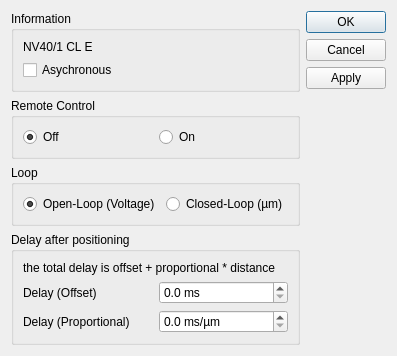
This is PiezosystemJena_NV40_1/dialogPiezosystemJena_NV40_1.ui in itom-project/plugins as Qt 5 draws it before an edit. The edited form follows.
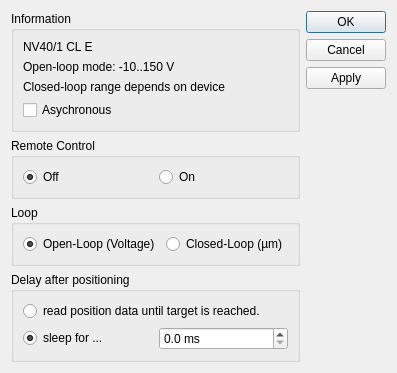
This is the edited form.

Commit message: updates and fixes in PiezosystemJena_NV40_1: first working version with fully feature support.

```diff
--- a/PiezosystemJena_NV40_1/dialogPiezosystemJena_NV40_1.ui
+++ b/PiezosystemJena_NV40_1/dialogPiezosystemJena_NV40_1.ui
@@ -6,8 +6,8 @@
    <rect>
     <x>0</x>
     <y>0</y>
-    <width>363</width>
-    <height>340</height>
+    <width>362</width>
+    <height>329</height>
    </rect>
   </property>
   <property name="windowTitle">
@@ -22,7 +22,7 @@
         <string>Information</string>
        </property>
        <layout class="QGridLayout" name="gridLayout_2">
-        <item row="1" column="0">
+        <item row="3" column="0">
          <widget class="QCheckBox" name="checkAsync">
           <property name="text">
            <string>Asychronous</string>
@@ -42,6 +42,20 @@
           </property>
          </widget>
         </item>
+        <item row="1" column="0">
+         <widget class="QLabel" name="label">
+          <property name="text">
+           <string>Open-loop mode: -10..150 V</string>
+          </property>
+         </widget>
+        </item>
+        <item row="2" column="0">
+         <widget class="QLabel" name="label_2">
+          <property name="text">
+           <string>Closed-loop range depends on device</string>
+          </property>
+         </widget>
+        </item>
        </layout>
       </widget>
      </item>
@@ -109,23 +123,6 @@
         <string>Delay after positioning</string>
        </property>
        <layout class="QGridLayout" name="gridLayout">
-        <item row="0" column="0" colspan="2">
-         <widget class="QLabel" name="label_5">
-          <property name="text">
-           <string>the total delay is offset + proportional * distance</string>
-          </property>
-          <property name="wordWrap">
-           <bool>true</bool>
-          </property>
-         </widget>
-        </item>
-        <item row="1" column="0">
-         <widget class="QLabel" name="label_3">
-          <property name="text">
-           <string>Delay (Offset)</string>
-          </property>
-         </widget>
-        </item>
         <item row="1" column="1">
          <widget class="QDoubleSpinBox" name="spinDelayOffset">
           <property name="suffix">
@@ -142,26 +139,20 @@
           </property>
          </widget>
         </item>
-        <item row="2" column="0">
-         <widget class="QLabel" name="label_4">
+        <item row="0" column="0" colspan="2">
+         <widget class="QRadioButton" name="radioDelayAsk">
           <property name="text">
-           <string>Delay (Proportional)</string>
+           <string>read position data until target is reached.</string>
           </property>
          </widget>
         </item>
-        <item row="2" column="1">
-         <widget class="QDoubleSpinBox" name="spinDelayProp">
-          <property name="suffix">
-           <string> ms/µm</string>
+        <item row="1" column="0">
+         <widget class="QRadioButton" name="radioDelayConst">
+          <property name="text">
+           <string>sleep for ...</string>
           </property>
-          <property name="decimals">
-           <number>1</number>
-          </property>
-          <property name="minimum">
-           <double>0.000000000000000</double>
-          </property>
-          <property name="maximum">
-           <double>99.000000000000000</double>
+          <property name="checked">
+           <bool>true</bool>
           </property>
          </widget>
         </item>
```
Left out of the diff: 37 changed lines with no effect on the pictures. The commit also changes 5 other files.
